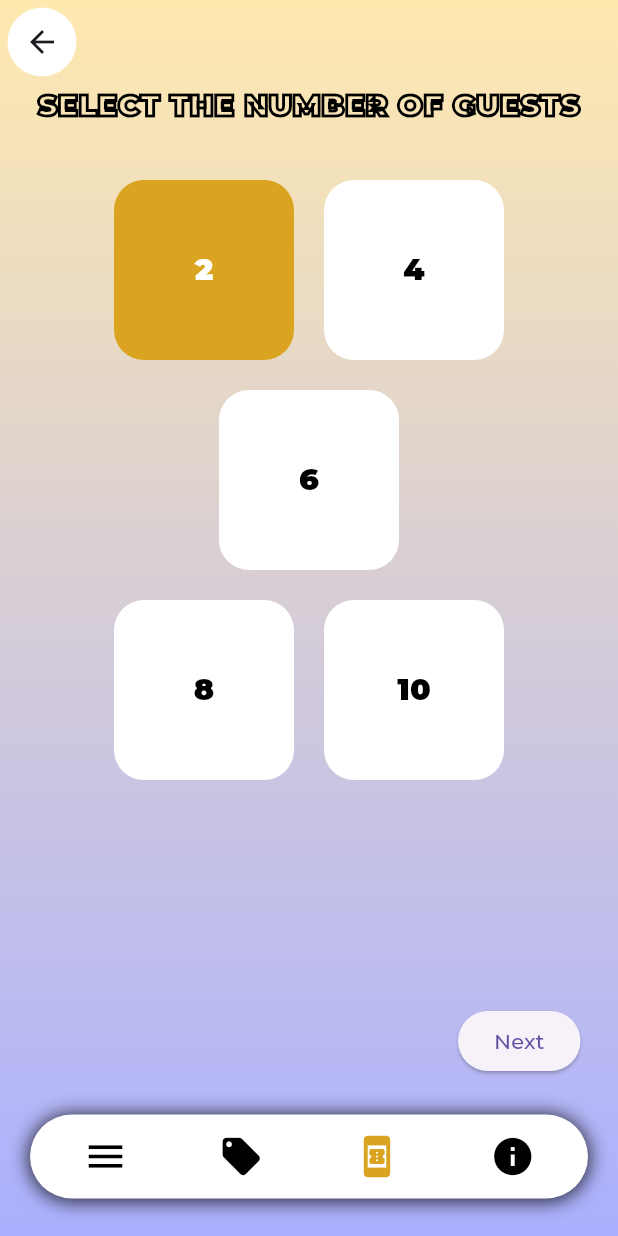
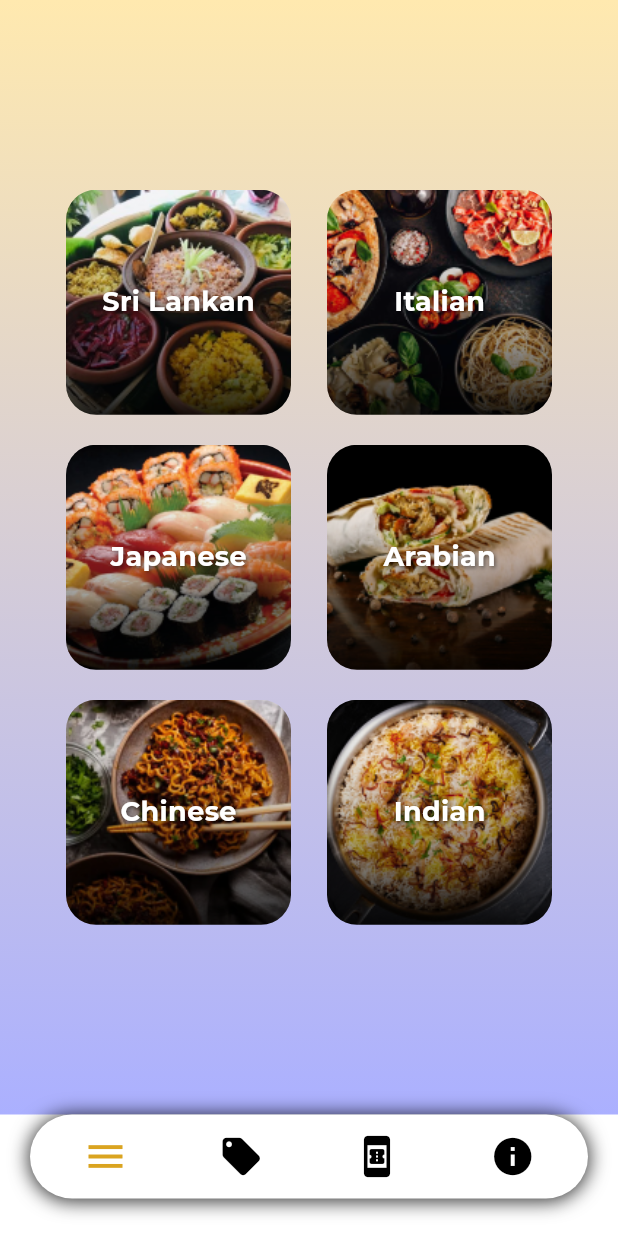
Before and after one commit to Dannansilva/Blue_orbit_mobileApp, a Flutter app: the screen it shows after launch, on a phone screen of 412 x 824 dp. Run offline on Flutter 3.47's test engine with Material 3 defaults, Android fonts, the phone set to English and light mode, and no system bars; our stand-ins replace google_fonts.

Commit message:
Cuisines Page

```diff
--- /dev/null
+++ b/blue_orbit_mobileapp/lib/CuisinesPage.dart
@@ -0,0 +1,161 @@
+// ignore_for_file: prefer_const_literals_to_create_immutables, prefer_const_constructors
+
+import 'package:blue_orbit_mobileapp/Components/Bottom_navbar.dart';
+import 'package:flutter/material.dart';
+
+class cuisinesPage extends StatelessWidget {
+  const cuisinesPage({Key? key}) : super(key: key);
+
+  @override
+  Widget build(BuildContext context) {
+    return Scaffold(
+      backgroundColor: Colors.transparent,
+
+      body: Container(
+        decoration: const BoxDecoration(
+          gradient: LinearGradient(
+            begin: Alignment.bottomRight,
+            end: Alignment.topRight,
+            colors: [Color(0xffABB0FF), Color(0xFFFFE9AF)],
+          ),
+        ),
+        child: SafeArea(
+          child: Center(
+            child: Padding(
+              padding: const EdgeInsets.symmetric(horizontal: 20),
+              child: Column(
+                mainAxisAlignment: MainAxisAlignment.center,
+                children: [
+                  Row(
+                    mainAxisAlignment: MainAxisAlignment.spaceEvenly,
+                    children: [
+                      _buildCuisineBox(
+                        context,
+                        image: 'assets/SriLankanCP.png',
+                        cuisineName: 'Sri Lankan',
+                        onPressed: () {
+                          // Navigate to Sri Lankan cuisine details
+                          Navigator.pushNamed(context, '/SriLankanFD');
+                        },
+                      ),
+                      _buildCuisineBox(
+                        context,
+                        image: 'assets/ItalianCP.png',
+                        cuisineName: 'Italian',
+                        onPressed: () {
+                          // Navigate to Italian cuisine details
+                          Navigator.pushNamed(context, '/ItalianFD');
+                        },
+                      ),
+                    ],
+                  ),
+                  SizedBox(height: 20),
+                  Row(
+                    mainAxisAlignment: MainAxisAlignment.spaceEvenly,
+                    children: [
+                      _buildCuisineBox(
+                        context,
+                        image: 'assets/JapaneseCP.png',
+                        cuisineName: 'Japanese',
+                        onPressed: () {
+                          // Navigate to Japanese cuisine details
+                          Navigator.pushNamed(context, '/JapaneseFD');
+                        },
+                      ),
+                      _buildCuisineBox(
+                        context,
+                        image: 'assets/ArabianCP.png',
+                        cuisineName: 'Arabian',
+                        onPressed: () {
+                          // Navigate to Arabian cuisine details
+                          Navigator.pushNamed(context, '/ArabianFD');
+                        },
+                      ),
+                    ],
+                  ),
+                  SizedBox(height: 20),
+                  Row(
+                    mainAxisAlignment: MainAxisAlignment.spaceEvenly,
+                    children: [
+                      _buildCuisineBox(
+                        context,
+                        image: 'assets/ChineseCP.png',
+                        cuisineName: 'Chinese',
+                        onPressed: () {
+                          // Navigate to Chinese cuisine details
+                          Navigator.pushNamed(context, '/ChineseFD');
+                        },
+                      ),
+                      _buildCuisineBox(
+                        context,
+                        image: 'assets/IndianCP.png',
+                        cuisineName: 'Indian',
+                        onPressed: () {
+                          // Navigate to Indian cuisine details
+                          Navigator.pushNamed(context, '/IndianFD');
+                        },
+                      ),
+                    ],
+                  ),
+                ],
+              ),
+            ),
+          ),
+        ),
+      ),
+      // Navbar
+      bottomNavigationBar: BottomNavBar(
+        icons: [
+          Icons.menu,
+          Icons.local_offer,
+          Icons.book_online,
+          Icons.info,
+        ],
+        onPressed: [
+          () => Navigator.pushNamed(context, '/intro'),
+          () => Navigator.pushNamed(context, '/offer'),
+          () => Navigator.pushNamed(context, '/reserv'),
+          () => Navigator.pushNamed(context, '/guest'),
+        ],
+        currentIndex: 0,
+      ),
+    );
+  }
+
+  Widget _buildCuisineBox(BuildContext context,
+      {required String image,
+      required String cuisineName,
+      required VoidCallback onPressed}) {
+    return GestureDetector(
+      onTap: onPressed,
+      child: Container(
+        width: 150,
+        height: 150,
+        decoration: BoxDecoration(
+          borderRadius: BorderRadius.circular(20),
+          image: DecorationImage(
+            image: AssetImage(image),
+            fit: BoxFit.cover,
+          ),
+        ),
+        child: Center(
+          child: Text(
+            cuisineName,
+            style: TextStyle(
+              fontSize: 18,
+              fontWeight: FontWeight.bold,
+              color: Colors.white,
+              shadows: [
+                Shadow(
+                  offset: Offset(1, 1),
+                  blurRadius: 3,
+                  color: Colors.black.withOpacity(0.5),
+                ),
+              ],
+            ),
+          ),
+        ),
+      ),
+    );
+  }
+}
--- a/blue_orbit_mobileapp/lib/main.dart
+++ b/blue_orbit_mobileapp/lib/main.dart
@@ -2,6 +2,7 @@
 
 import 'package:blue_orbit_mobileapp/ArabianFD.dart';
 import 'package:blue_orbit_mobileapp/ChineseFD.dart';
+import 'package:blue_orbit_mobileapp/CuisinesPage.dart';
 import 'package:blue_orbit_mobileapp/IndianFD.dart';
 import 'package:blue_orbit_mobileapp/ItalianFD.dart';
 import 'package:blue_orbit_mobileapp/JapaneseFD.dart';
@@ -29,7 +30,7 @@ class MyApp extends StatelessWidget {
         fontFamily: GoogleFonts.montserrat().fontFamily,
       ),
       debugShowCheckedModeBanner: false,
-      home: noguest(),
+      home: cuisinesPage(),
       routes: generateRoutes(),
     );
   }
```
Also changed, not shown: blue_orbit_mobileapp/assets/ArabianCP.png (added), blue_orbit_mobileapp/assets/ChineseCP.png (added), blue_orbit_mobileapp/assets/IndianCP.png (added), blue_orbit_mobileapp/assets/ItalianCP.png (added), blue_orbit_mobileapp/assets/JapaneseCP.png (added), blue_orbit_mobileapp/assets/SriLankanCP.png (added).
